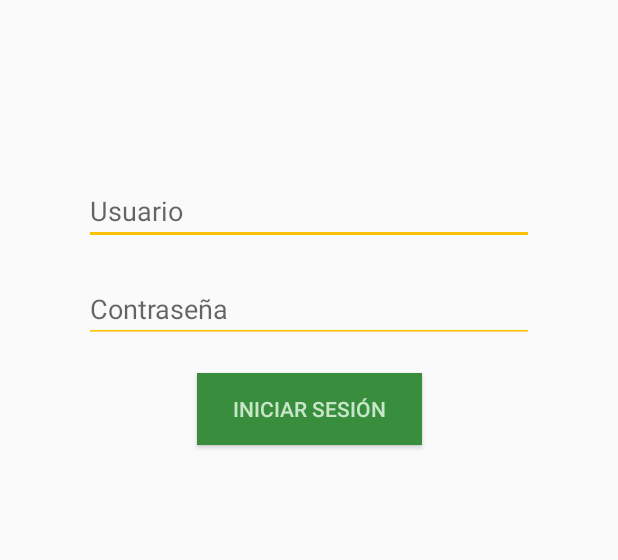
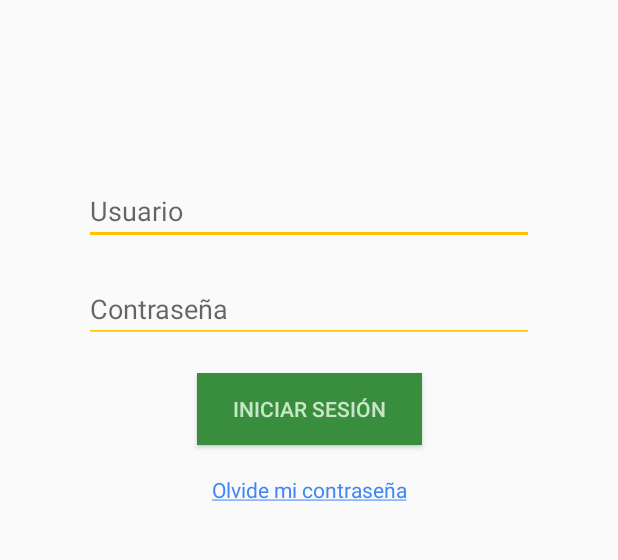
Before and after one commit to marioglez/arbitrApp, an Android app: the screen it shows after launch (LoginScreen), on a phone screen of 412 x 824 dp, the part 330-890 px from its top. Run offline under Robolectric (Android 15) with nearby library versions, the phone set to English and light mode, and no system bars; our stand-ins replace Firebase (no records; nobody signed in at launch, a user with empty details on screens opened directly).

Commit message:
Mejoras de la gestión de usuarios
Se permite reestablecer la contraseña via email, se mejoran algunos aspectos del login

```diff
--- a/app/src/main/AndroidManifest.xml
+++ b/app/src/main/AndroidManifest.xml
@@ -20,7 +20,8 @@
         android:roundIcon="@mipmap/ic_arbitrapp_round"
         android:supportsRtl="true"
         android:theme="@style/AppTheme">
-        <activity android:name=".home.PartidoDirectoActivity"></activity>
+        <activity android:name=".ResetPasswordActivity"></activity>
+        <activity android:name=".home.PartidoDirectoActivity" />
         <activity android:name=".equipo.CampoActivity" />
         <!--
              The API key for Google Maps-based APIs is defined as a string resource.
--- a/app/src/main/java/com/example/arbitrapp/LoginScreen.java
+++ b/app/src/main/java/com/example/arbitrapp/LoginScreen.java
@@ -37,7 +37,7 @@ public class LoginScreen extends AppCompatActivity {
     private Button botonLogin, botonInvitado;
     private ProgressBar progressBarLogin;
     private ImageView imagen_logo, imagen_error;
-    private TextView texto_error1, texto_error2;
+    private TextView texto_error1, texto_error2, resetPassword;
 
 
     private FirebaseAuth mAuth;
@@ -52,7 +52,23 @@ public class LoginScreen extends AppCompatActivity {
         mAuth = FirebaseAuth.getInstance();
 
         usuario = findViewById(R.id.usuario);
+        usuario.setOnFocusChangeListener(new View.OnFocusChangeListener() {
+            @Override
+            public void onFocusChange(View v, boolean hasFocus) {
+                if(!hasFocus) {
+                    validarEmail(usuario.getText().toString());
+                }
+            }
+        });
         contrasena = findViewById(R.id.contrasena);
+        contrasena.setOnFocusChangeListener(new View.OnFocusChangeListener() {
+            @Override
+            public void onFocusChange(View v, boolean hasFocus) {
+                if(!hasFocus) {
+                    validarPassword(contrasena.getText().toString());
+                }
+            }
+        });
         botonLogin = findViewById(R.id.button_login);
         botonInvitado = findViewById(R.id.button_invitado);
         progressBarLogin = findViewById(R.id.progressBar_login);
@@ -60,6 +76,13 @@ public class LoginScreen extends AppCompatActivity {
         imagen_error = findViewById(R.id.image_fail);
         texto_error1 = findViewById(R.id.txt_fail1);
         texto_error2 = findViewById(R.id.txt_fail2);
+        resetPassword = findViewById(R.id.textview_resetPassword);
+        resetPassword.setOnClickListener(new View.OnClickListener() {
+            @Override
+            public void onClick(View v) {
+                resetPassword();
+            }
+        });
 
         botonInvitado.setOnClickListener(new View.OnClickListener() {
             @Override
@@ -141,4 +164,8 @@ public class LoginScreen extends AppCompatActivity {
                     }
                 });
     }
+
+    private void resetPassword() {
+        startActivity(new Intent(LoginScreen.this, ResetPasswordActivity.class));
+    }
 }
--- a/app/src/main/res/layout/activity_login_screen.xml
+++ b/app/src/main/res/layout/activity_login_screen.xml
@@ -138,4 +138,16 @@
         app:layout_constraintStart_toEndOf="@+id/txt_fail2"
         app:layout_constraintTop_toBottomOf="@+id/tableLayout" />
 
+    <TextView
+        android:id="@+id/textview_resetPassword"
+        android:layout_width="wrap_content"
+        android:layout_height="wrap_content"
+        android:layout_marginTop="20dp"
+        android:text="@string/forgotPassword"
+        android:textColor="@color/maps"
+        app:layout_constraintEnd_toEndOf="parent"
+        app:layout_constraintHorizontal_bias="0.5"
+        app:layout_constraintStart_toStartOf="parent"
+        app:layout_constraintTop_toBottomOf="@+id/button_login" />
+
 </androidx.constraintlayout.widget.ConstraintLayout>
--- a/app/src/main/res/values/strings.xml
+++ b/app/src/main/res/values/strings.xml
@@ -7,12 +7,17 @@
     <string name="splash2">App</string>
 
     //LOGIN
+    <string name="email">Email</string>
     <string name="loginEmail">Usuario</string>
     <string name="loginPassword">Contraseña</string>
     <string name="loginButton">Iniciar Sesión</string>
-    <string name="loginFail1">UPS...No has podido iniciar sesión</string>
+    <string name="loginFail1">UPS…No has podido iniciar sesión</string>
     <string name="loginFail2">Tu usuario y contraseña no coinciden. Por favor, intentalo de nuevo</string>
     <string name="invitado">Acceder como invitado</string>
+    <string name="forgotPassword"><u>Olvide mi contraseña</u></string>
+    //RESET PASSWORD
+    <string name="resetPassword">Restablecer contraseña</string>
+    <string name="resetSending">Enviando email…</string>
 
     //HOME
     <string name="competicionesIcon">Competiciones</string>
```
Also changed, not shown: app/src/main/java/com/example/arbitrapp/ResetPasswordActivity.java (added, +64 -0 lines), app/src/main/res/layout/activity_reset_password.xml (added, +31 -0 lines), app/src/main/java/com/example/arbitrapp/partido/PartidoInformacionFragment.java (line endings or trailing spaces), 1 other file.
